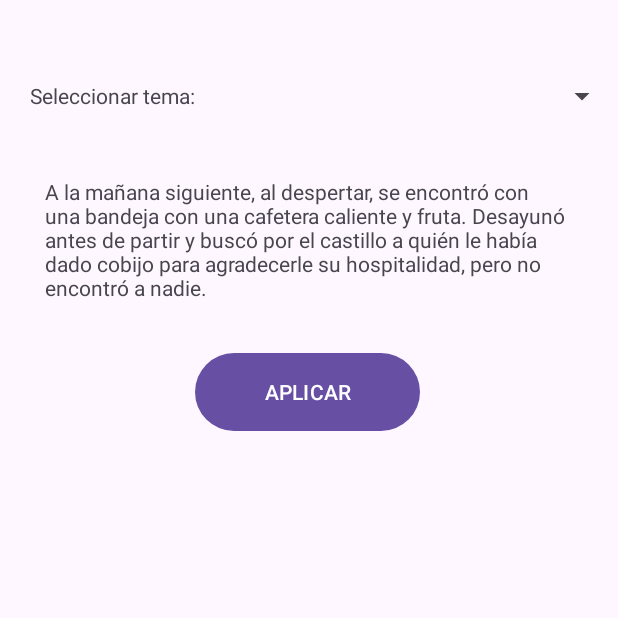
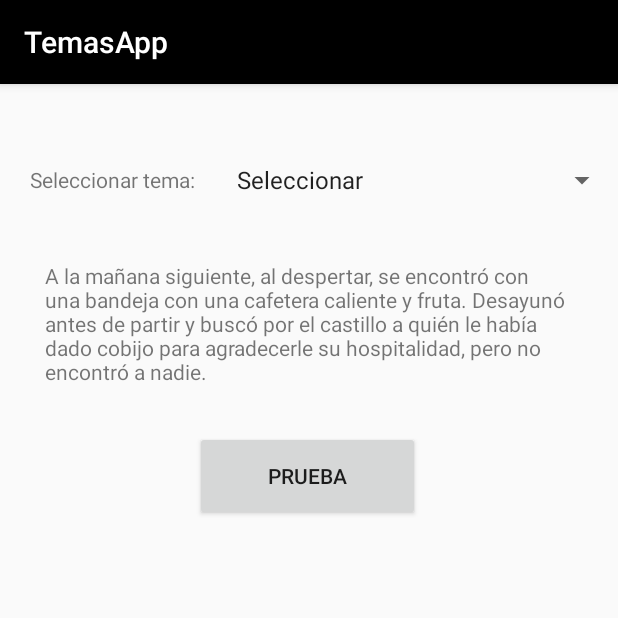
Before and after one commit to Gupe024/TemasApp, an Android app: the screen it shows after launch (MainActivity), on a phone screen of 412 x 824 dp, the top half of it. Run offline under Robolectric (Android 15) with nearby library versions, the phone set to English and light mode, and no system bars.

Commit message:
septimo commit

```diff
--- a/app/src/main/AndroidManifest.xml
+++ b/app/src/main/AndroidManifest.xml
@@ -10,14 +10,13 @@
         android:label="@string/app_name"
         android:roundIcon="@mipmap/ic_launcher_round"
         android:supportsRtl="true"
-        android:theme="@style/Theme.TemasApp"
+        android:theme="@style/AppTheme"
         tools:targetApi="31">
         <activity
             android:name=".MainActivity"
             android:exported="true">
             <intent-filter>
                 <action android:name="android.intent.action.MAIN" />
-
                 <category android:name="android.intent.category.LAUNCHER" />
             </intent-filter>
         </activity>
--- a/app/src/main/java/com/example/temasapp/MainActivity.java
+++ b/app/src/main/java/com/example/temasapp/MainActivity.java
@@ -1,26 +1,89 @@
 package com.example.temasapp;
 
+import android.content.SharedPreferences;
 import android.os.Bundle;
+import android.util.Log;
+import android.view.View;
+import android.widget.AdapterView;
+import android.widget.ArrayAdapter;
+import android.widget.Button;
+import android.widget.Spinner;
 
-import androidx.activity.EdgeToEdge;
 import androidx.appcompat.app.AppCompatActivity;
-import androidx.core.graphics.Insets;
-import androidx.core.view.ViewCompat;
-import androidx.core.view.WindowInsetsCompat;
 
 public class MainActivity extends AppCompatActivity {
-
-
+    Spinner spinner;
+    Button ThemeButton;
+    SharedPreferences preferences;
 
     @Override
     protected void onCreate(Bundle savedInstanceState) {
         super.onCreate(savedInstanceState);
-        EdgeToEdge.enable(this);
+
+        preferences = getSharedPreferences("theme_prefs", MODE_PRIVATE);
+        int selectedTheme = preferences.getInt("selected_theme", R.style.AppTheme);
+        setTheme(selectedTheme);
+
         setContentView(R.layout.activity_main);
-        ViewCompat.setOnApplyWindowInsetsListener(findViewById(R.id.main), (v, insets) -> {
-            Insets systemBars = insets.getInsets(WindowInsetsCompat.Type.systemBars());
-            v.setPadding(systemBars.left, systemBars.top, systemBars.right, systemBars.bottom);
-            return insets;
+        spinner = findViewById(R.id.spinner);
+        ThemeButton = findViewById(R.id.btnApplyTheme);
+
+        setupSpinner();
+
+        ThemeButton.setOnClickListener(new View.OnClickListener() {
+            @Override
+            public void onClick(View v) {
+                Log.d("MainActivity", "Button clicked");
+                SharedPreferences.Editor editor = preferences.edit();
+                editor.remove("selected_theme");
+                editor.apply();
+
+                Log.d("MainActivity", "Default theme applied");
+
+                recreate();
+            }
+        });
+    }
+
+    private void setupSpinner() {
+        String[] themeNames = getResources().getStringArray(R.array.themes_array);
+        ArrayAdapter<String> adapter = new ArrayAdapter<>(this, android.R.layout.simple_spinner_item, themeNames);
+        adapter.setDropDownViewResource(android.R.layout.simple_spinner_dropdown_item);
+        spinner.setAdapter(adapter);
+
+        spinner.setOnItemSelectedListener(new AdapterView.OnItemSelectedListener() {
+            @Override
+            public void onItemSelected(AdapterView<?> parentView, View selectedItemView, int position, long id) {
+                String selectedTheme = (String) parentView.getItemAtPosition(position);
+                Log.d("MainActivity", "Selected Theme: " + selectedTheme);
+
+                int themeId;
+                switch (selectedTheme) {
+                    case "Theme1":
+                        themeId = R.style.Theme1;
+                        break;
+                    case "Theme2":
+                        themeId = R.style.Theme2;
+                        break;
+                    case "Theme3":
+                        themeId = R.style.Theme3;
+                        break;
+                    default:
+
+                        return;
+                }
+
+                SharedPreferences.Editor editor = preferences.edit();
+                editor.putInt("selected_theme", themeId);
+                editor.apply();
+
+                recreate();
+            }
+
+            @Override
+            public void onNothingSelected(AdapterView<?> parentView) {
+
+            }
         });
     }
 }
--- a/app/src/main/res/layout/activity_main.xml
+++ b/app/src/main/res/layout/activity_main.xml
@@ -27,7 +27,6 @@
     </LinearLayout>
 
     <TextView
-
         android:layout_width="match_parent"
         android:layout_height="wrap_content"
         android:text="@string/Texto"
@@ -36,6 +35,7 @@
         android:layout_marginTop="30dp"/>
 
     <Button
+        android:id="@+id/btnApplyTheme"
         android:layout_width="150dp"
         android:layout_height="60dp"
         android:layout_marginTop="30dp"
--- a/app/src/main/res/values/colors.xml
+++ b/app/src/main/res/values/colors.xml
@@ -1,5 +1,14 @@
 <?xml version="1.0" encoding="utf-8"?>
 <resources>
-    <color name="black">#FF000000</color>
-    <color name="white">#FFFFFFFF</color>
+    <color name="colorPrimary1">#6200EE</color>
+    <color name="colorPrimaryDark1">#3700B3</color>
+
+    <color name="colorPrimary2">#FF5722</color>
+    <color name="colorPrimaryDark2">#E64A19</color>
+
+    <color name="colorPrimary3">#00BCD4</color>
+    <color name="colorPrimaryDark3">#03A9F4</color>
+
+    <color name="black">#000000</color>
+    <color name="white">#FFFFFF</color>
 </resources>
--- a/app/src/main/res/values/strings.xml
+++ b/app/src/main/res/values/strings.xml
@@ -1,7 +1,13 @@
+<?xml version="1.0" encoding="utf-8"?>
 <resources>
     <string name="app_name">TemasApp</string>
     <string name="Seleccionar_tema">Seleccionar tema:</string>
     <string name="Texto">A la mañana siguiente, al despertar, se encontró con una bandeja con una cafetera caliente y fruta. Desayunó antes de partir y buscó por el castillo a quién le había dado cobijo para agradecerle su hospitalidad, pero no encontró a nadie.</string>
-    <string name="Boton">APLICAR</string>
-
+    <string name="Boton">PRUEBA</string>
+    <string-array name="themes_array">
+        <item>Seleccionar</item>
+        <item>Theme1</item>
+        <item>Theme2</item>
+        <item>Theme3</item>
+    </string-array>
 </resources>
--- a/app/src/main/res/values/theme1_styles.xml
+++ b/app/src/main/res/values/theme1_styles.xml
@@ -1,11 +1,17 @@
 <?xml version="1.0" encoding="utf-8"?>
 <resources>
     <style name="Theme1" parent="Theme.AppCompat.Light.DarkActionBar">
+        <item name="android:windowBackground">@drawable/purpura</item>
         <item name="colorPrimary">@color/colorPrimary1</item>
         <item name="colorPrimaryDark">@color/colorPrimaryDark1</item>
-        <item name="colorAccent">@color/colorAccent1</item>
+        <item name="android:buttonStyle">@style/ButtonStyle1</item>
         <item name="android:textColor">@color/black</item>
         <item name="android:textSize">20sp</item>
         <item name="android:typeface">monospace</item>
     </style>
+
+    <style name="ButtonStyle1" parent="Widget.AppCompat.Button">
+        <item name="android:background">#F384AA</item>
+    </style>
+
 </resources>
--- a/app/src/main/res/values/theme2_styles.xml
+++ b/app/src/main/res/values/theme2_styles.xml
@@ -1,11 +1,17 @@
 <?xml version="1.0" encoding="utf-8"?>
 <resources>
     <style name="Theme2" parent="Theme.AppCompat.Light.DarkActionBar">
+        <item name="android:windowBackground">@drawable/orange</item>
         <item name="colorPrimary">@color/colorPrimary2</item>
         <item name="colorPrimaryDark">@color/colorPrimaryDark2</item>
-        <item name="colorAccent">@color/colorAccent2</item>
+        <item name="android:buttonStyle">@style/ButtonStyle2</item>
         <item name="android:textColor">@color/black</item>
         <item name="android:textSize">20sp</item>
         <item name="android:typeface">monospace</item>
     </style>
+
+    <style name="ButtonStyle2" parent="Widget.AppCompat.Button">
+        <item name="android:background">#8BC34A</item>
+    </style>
+
 </resources>
--- a/app/src/main/res/values/theme3_styles.xml
+++ b/app/src/main/res/values/theme3_styles.xml
@@ -1,11 +1,17 @@
 <?xml version="1.0" encoding="utf-8"?>
 <resources>
     <style name="Theme3" parent="Theme.AppCompat.Light.DarkActionBar">
+        <item name="android:windowBackground">@drawable/azul</item>
         <item name="colorPrimary">@color/colorPrimary3</item>
         <item name="colorPrimaryDark">@color/colorPrimaryDark3</item>
-        <item name="colorAccent">@color/colorAccent3</item>
+        <item name="android:buttonStyle">@style/ButtonStyle3</item>
         <item name="android:textColor">@color/black</item>
         <item name="android:textSize">20sp</item>
         <item name="android:typeface">monospace</item>
     </style>
+
+    <style name="ButtonStyle3" parent="Widget.AppCompat.Button">
+        <item name="android:background">#3F51B5</item>
+    </style>
+
 </resources>
--- a/app/src/main/res/values/theme_styles.xml
+++ b/app/src/main/res/values/theme_styles.xml
@@ -1,3 +1,9 @@
 <?xml version="1.0" encoding="utf-8"?>
 <resources>
+    <style name="AppTheme" parent="Theme.AppCompat.Light.DarkActionBar">
+        <!-- Default colors -->
+        <item name="colorPrimary">@color/black</item>
+        <item name="colorPrimaryDark">@color/black</item>
+        <item name="colorAccent">@color/black</item>
+    </style>
 </resources>
```
